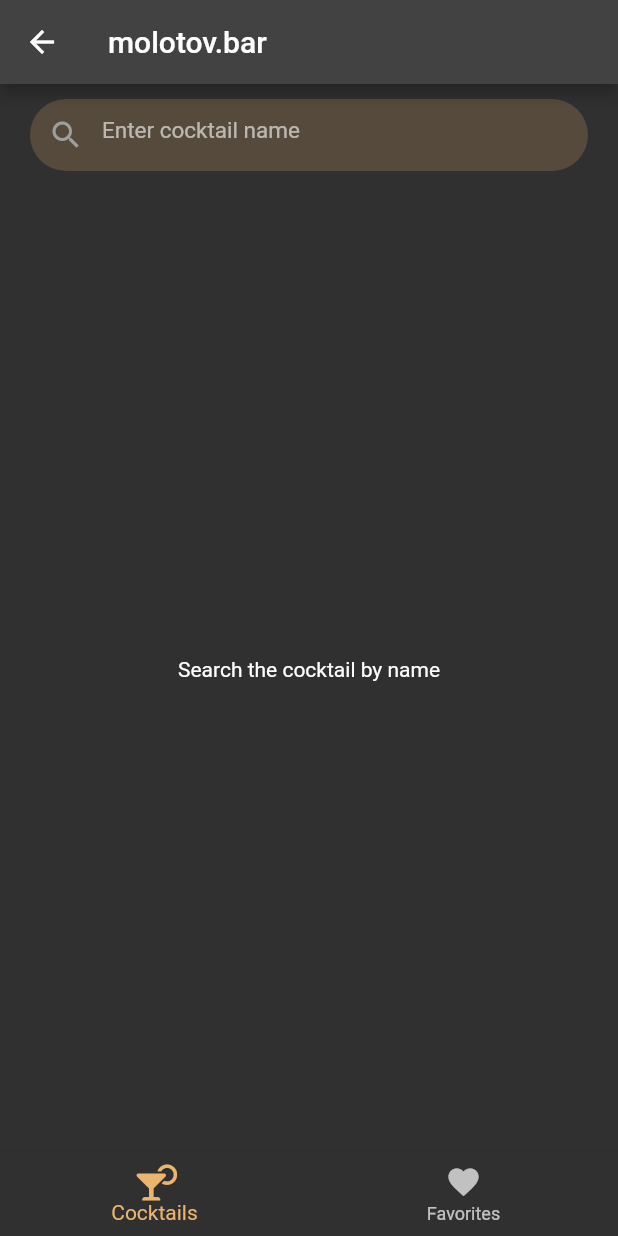
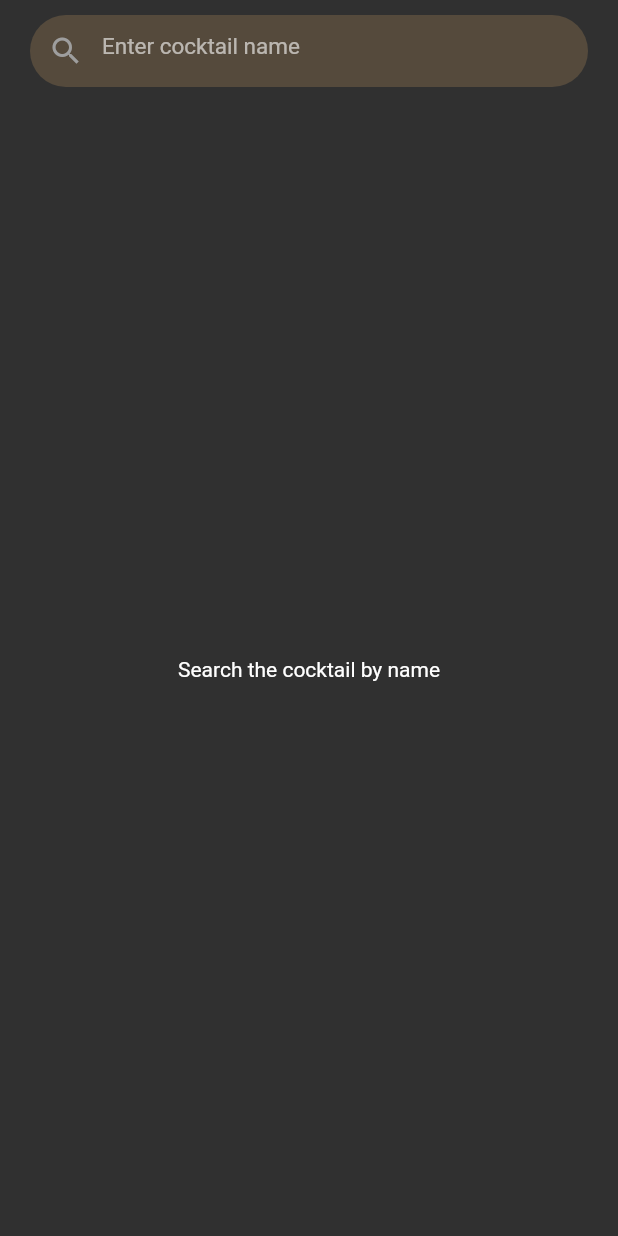
Before and after one commit to gaydamakha/molotov-bar-app, a Flutter app: the CocktailsListPage screen opened directly, on a phone screen of 412 x 824 dp. Run offline on Flutter 3.47's test engine with Material 2 defaults, Android fonts, the phone set to English and light mode, and no system bars; our stand-ins replace auto_route, font_awesome_flutter, salomon_bottom_bar; Roboto replaces fonts that are missing (Montserrat).

Commit message:
:art: improve style and remove dead code

```diff
--- a/lib/theme/app_colors.dart
+++ b/lib/theme/app_colors.dart
@@ -1,9 +1,10 @@
 import 'package:flutter/material.dart';
 
 class AppColors {
-  static const dark = Color(0xff242729);
+  static const dark = Color(0xff2b2b2b);
   static const yellow = Color(0xffebb56d);
   static const lightGray = Color(0xff3c3f41);
+  static const darkGray = Color(0xff1d1d1d);
   static MaterialColor materialDark = createMaterialColor(dark);
   static MaterialColor materialYellow = createMaterialColor(yellow);
   static MaterialColor materialLightGray = createMaterialColor(lightGray);
--- a/lib/view/pages/cocktails_list_page.dart
+++ b/lib/view/pages/cocktails_list_page.dart
@@ -1,5 +1,4 @@
 import 'package:flutter/material.dart';
-import 'package:font_awesome_flutter/font_awesome_flutter.dart';
 import 'package:molotov_bar/core/model_data.dart';
 import 'package:molotov_bar/core/models/cocktail.dart';
 import 'package:molotov_bar/view/widgets/search_bar.dart';
@@ -64,9 +63,6 @@ class _CocktailsListPageState extends State<CocktailsListPage> {
     ModelData modelData = Provider.of<CocktailsViewModel>(context).modelData;
 
     return Scaffold(
-      appBar: AppBar(
-        title: const Text("molotov.bar"),
-      ),
       body: Column(
         children: <Widget>[
           Padding(
@@ -99,21 +95,7 @@ class _CocktailsListPageState extends State<CocktailsListPage> {
           ),
           Expanded(child: getCocktailsWidget(context, modelData)),
         ],
-      ),
-      bottomNavigationBar: BottomNavigationBar(
-        type: BottomNavigationBarType.fixed,
-        currentIndex: 0,
-        items: const [
-          BottomNavigationBarItem(
-            icon: Icon(FontAwesomeIcons.cocktail),
-            label: "Cocktails",
-          ),
-          BottomNavigationBarItem(
-            icon: Icon(Icons.favorite),
-            label: "Favorites",
-          ),
-        ],
-      ),
+      )
     );
   }
 }
--- a/pubspec.yaml
+++ b/pubspec.yaml
@@ -37,7 +37,7 @@ dependencies:
   http: ^0.13.4
   provider: ^5.0.0
   auto_route: ^3.2.0
-  salomon_bottom_bar: ^3.1.0
+  salomon_bottom_bar: ^3.2.0
 
 dev_dependencies:
   flutter_test:
```
Also changed, not shown: lib/home_page.dart (+8 -23 lines), lib/main.dart (+14 -7 lines), lib/routes/router.gr.dart.
